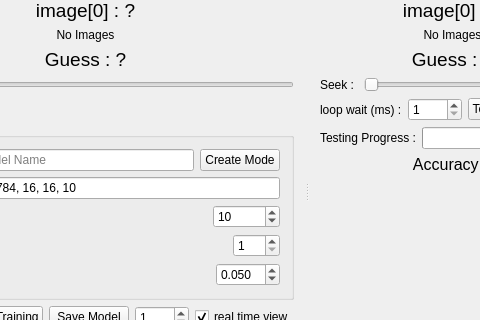
Before: the Qt Designer form mainwindow.ui in Epsilon-K/MNIST_Digits_Recognition, drawn with Qt 5; both pictures show x 156 to 636 and y 87 to 407 of the 774 by 586 pixel window.
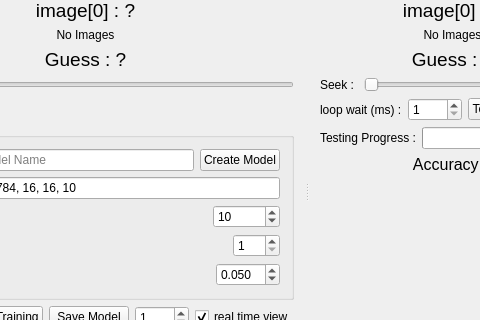
After: the same form once the commit is applied.

Patch:
```diff
--- a/mainwindow.ui
+++ b/mainwindow.ui
@@ -182,7 +182,7 @@
                  <item>
                   <widget class="QPushButton" name="createModelBtn">
                    <property name="text">
-                    <string>Create Mode</string>
+                    <string>Create Model</string>
                    </property>
                   </widget>
                  </item>
```
